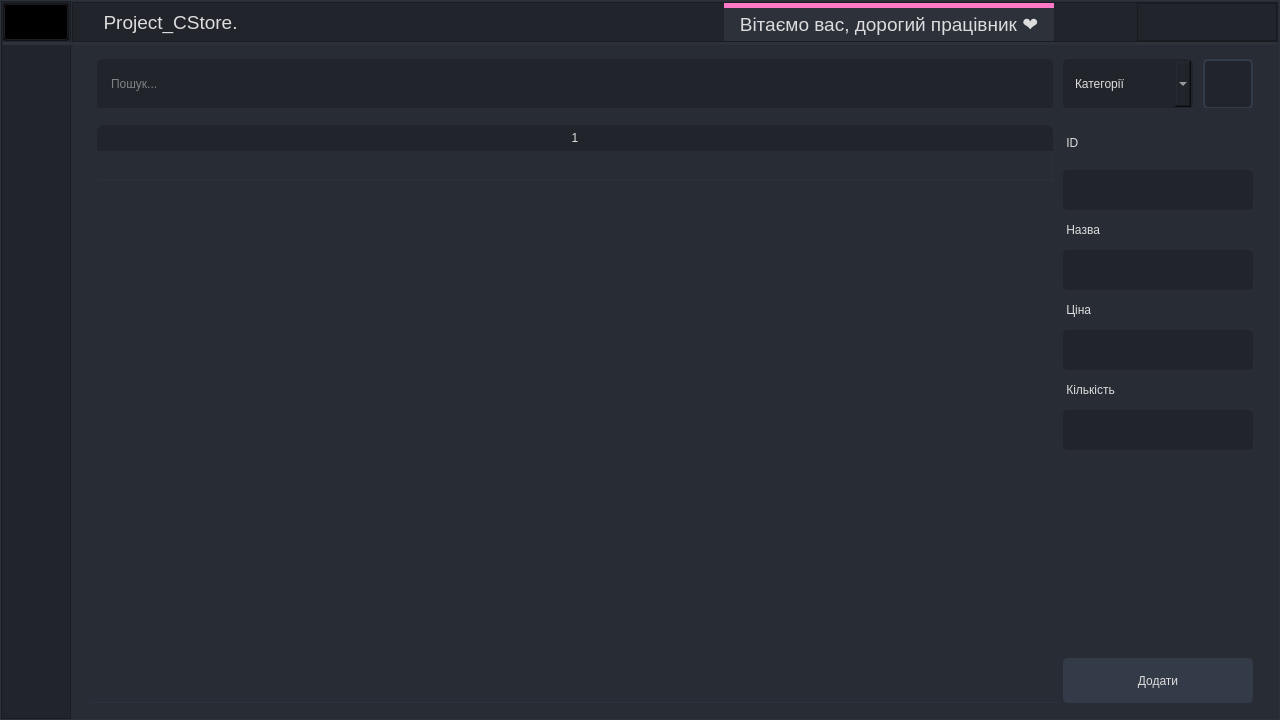
Qt form CStore/CStore.ui (fr0staman/CStore) before a commit.
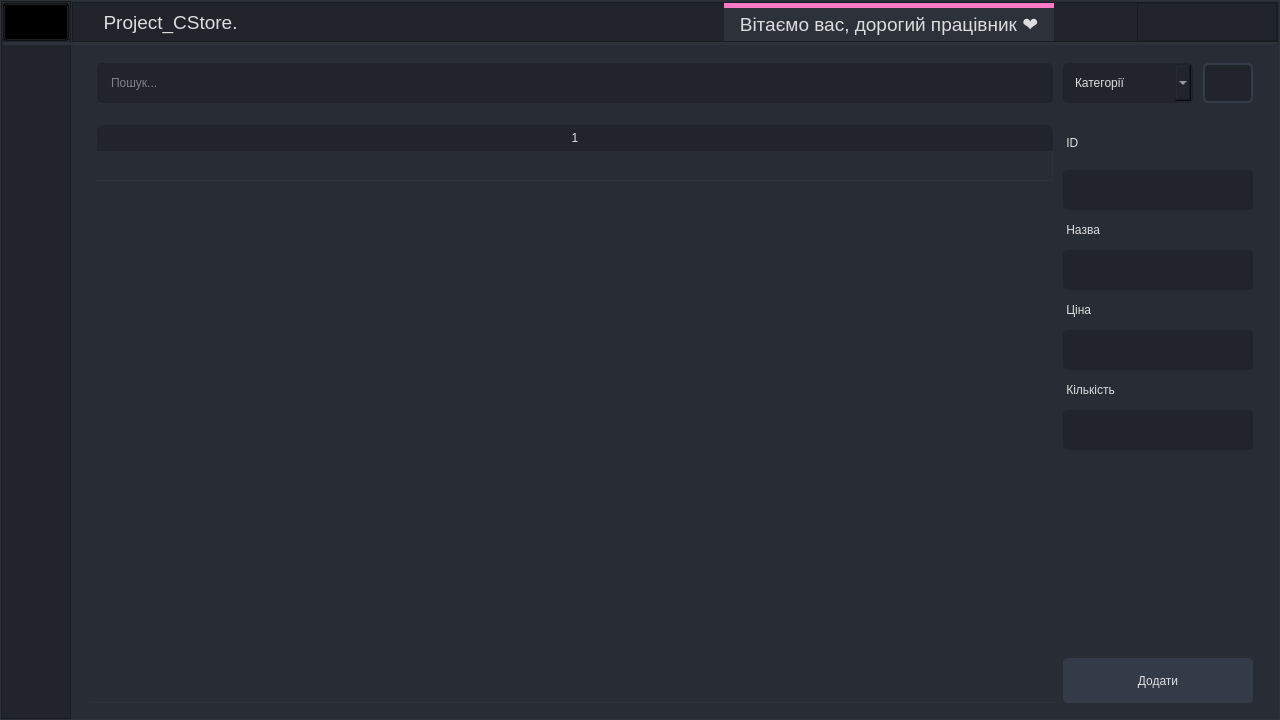
The same form after that commit. Icons and pictures are not drawn.

```diff
--- a/CStore/CStore.ui
+++ b/CStore/CStore.ui
@@ -3415,7 +3415,13 @@
                             <property name="minimumSize">
                              <size>
                               <width>0</width>
-                              <height>50</height>
+                              <height>40</height>
+                             </size>
+                            </property>
+                            <property name="maximumSize">
+                             <size>
+                              <width>16777215</width>
+                              <height>40</height>
                              </size>
                             </property>
                             <property name="styleSheet">
@@ -3431,13 +3437,13 @@
                             <property name="minimumSize">
                              <size>
                               <width>130</width>
-                              <height>50</height>
+                              <height>40</height>
                              </size>
                             </property>
                             <property name="maximumSize">
                              <size>
                               <width>150</width>
-                              <height>16777215</height>
+                              <height>40</height>
                              </size>
                             </property>
                             <property name="cursor">
@@ -3449,6 +3455,12 @@
                             <property name="currentText">
                              <string/>
                             </property>
+                            <property name="iconSize">
+                             <size>
+                              <width>20</width>
+                              <height>20</height>
+                             </size>
+                            </property>
                             <property name="placeholderText">
                              <string>Категорії</string>
                             </property>
@@ -3459,13 +3471,13 @@
                             <property name="minimumSize">
                              <size>
                               <width>50</width>
-                              <height>50</height>
+                              <height>40</height>
                              </size>
                             </property>
                             <property name="maximumSize">
                              <size>
                               <width>50</width>
-                              <height>50</height>
+                              <height>40</height>
                              </size>
                             </property>
                             <property name="cursor">
@@ -3481,6 +3493,12 @@
                              <iconset resource="CStore.qrc">
                               <normaloff>:/CStore/icons/searchIcon.png</normaloff>:/CStore/icons/searchIcon.png</iconset>
                             </property>
+                            <property name="iconSize">
+                             <size>
+                              <width>24</width>
+                              <height>24</height>
+                             </size>
+                            </property>
                            </widget>
                           </item>
                          </layout>
```
Left out of the diff: 39 changed lines with no effect on the pictures.
